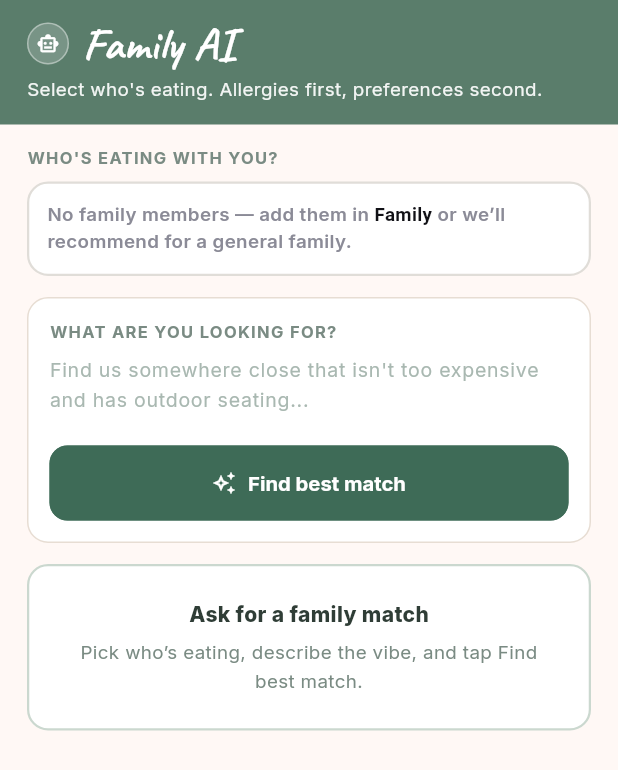
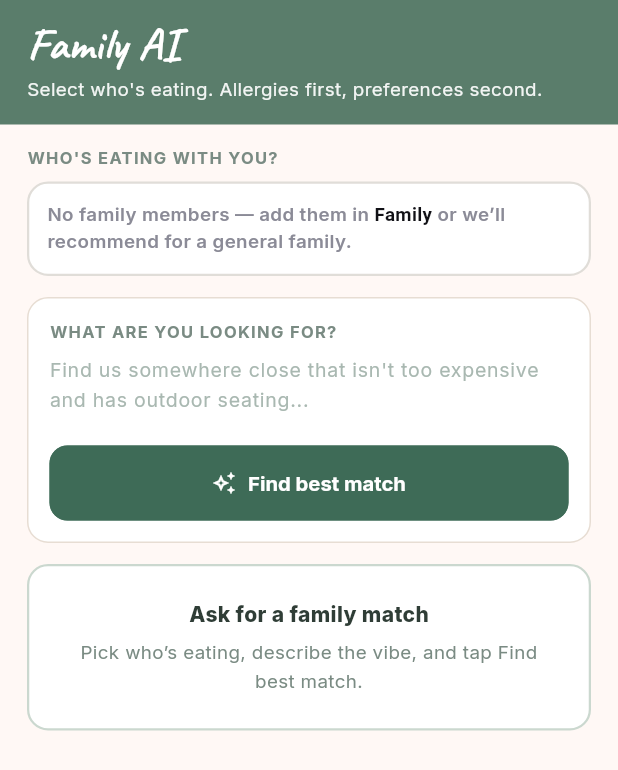
Before and after one commit to shotgun84/smac_comp, a Flutter app: the AiScreen widget shown alone on an empty page, opened directly with empty values, on a phone screen of 412 x 824 dp. Shown: the top 770 px of the screen. Run offline on Flutter 3.47's test engine with Material 3 defaults, Android fonts, the phone set to English and light mode, and no system bars; our stand-ins replace dotted_border, google_fonts, image_picker, shared_preferences; accounts and stored records are empty; network calls fail.

Commit message:
Remove bot badge from Family AI banner

```diff
--- a/lib/screens/ai_screen.dart
+++ b/lib/screens/ai_screen.dart
@@ -34,15 +34,6 @@ class AiScreen extends StatelessWidget {
         children: [
           PageBanner(
             title: 'Family AI',
-            titleLeading: Container(
-              width: 28,
-              height: 28,
-              decoration: BoxDecoration(
-                  shape: BoxShape.circle,
-                  color: Colors.white.withValues(alpha: 0.18),
-                  border: Border.all(color: Colors.white.withValues(alpha: 0.4))),
-              child: const Icon(Icons.smart_toy_outlined, size: 15, color: Colors.white),
-            ),
             subtitle: Text('Select who\'s eating. Allergies first, preferences second.',
                 style: bannerSub()),
           ),
```
